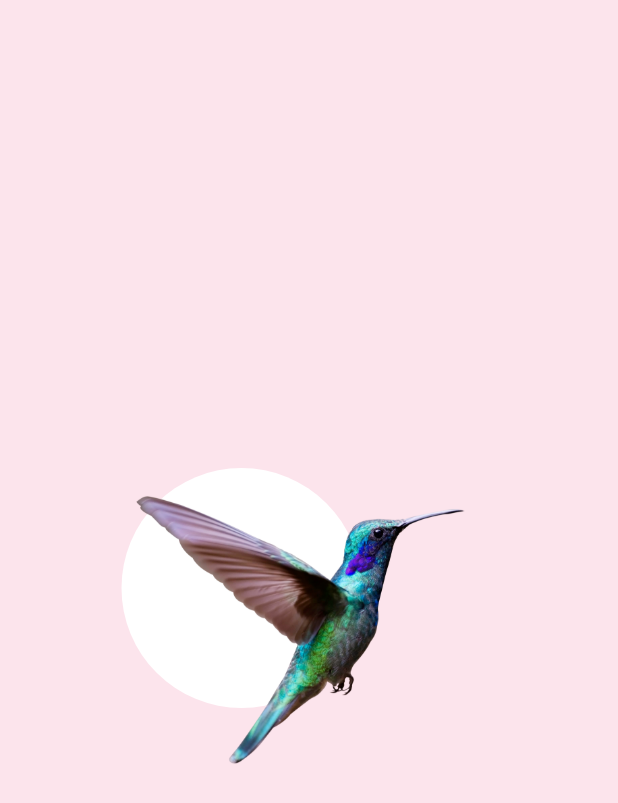
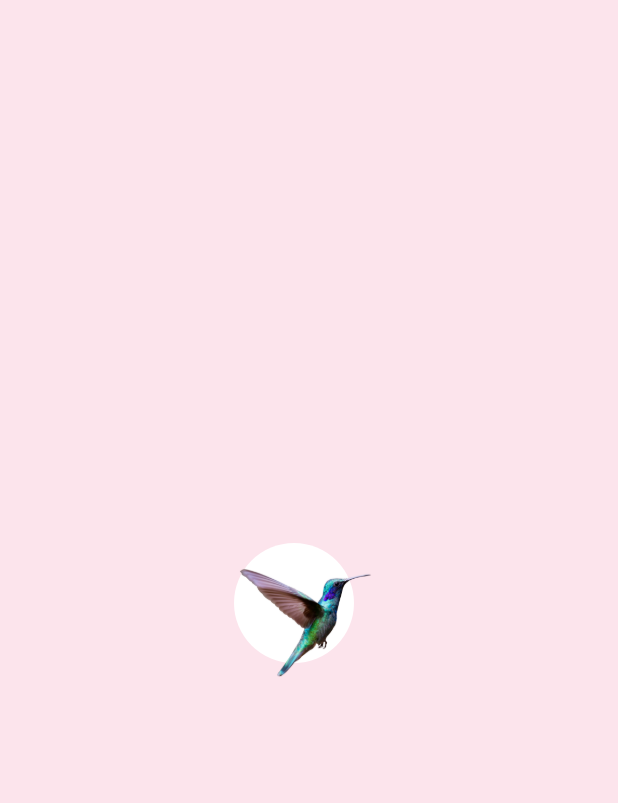
Before and after one commit to reachkritz/MakeAList, a Flutter app: the first screen one second after launch, on a phone screen of 412 x 824 dp. Shown: the top 803 px of the screen. Run offline on Flutter 3.47's test engine with Material 2 defaults, Android fonts, the phone set to English and light mode, and no system bars.

Commit message:
Reducing bird size

```diff
--- a/lib/main.dart
+++ b/lib/main.dart
@@ -10,16 +10,17 @@ class MyApp extends StatelessWidget {
   @override
   Widget build(BuildContext context) {
     return MaterialApp(
+      debugShowCheckedModeBanner: false,
       title: 'Make a List!',
       theme: ThemeData(
         fontFamily: 'Raleway',
         textTheme: Theme.of(context).textTheme.apply(
-              bodyColor: Colors.black,
-              displayColor: Colors.grey[600],
+              bodyColor: Colors.white,
+              displayColor: Colors.white,
             ),
         visualDensity: VisualDensity.adaptivePlatformDensity,
       ),
-      home: MaterialApp(home: BirdSplashScreen()),
+      home: BirdSplashScreen(),
     );
   }
 }
--- a/lib/makealist/splashscreen/BirdSplashScreen.dart
+++ b/lib/makealist/splashscreen/BirdSplashScreen.dart
@@ -27,9 +27,10 @@ class BirdSplashScreenState extends State<BirdSplashScreen>
   @override
   void initState() {
     super.initState();
+    double screensize = 5.0;
     _controller =
-        AnimationController(duration: const Duration(seconds: 4), vsync: this);
-    _animation = IntTween(begin: 0, end: 50)
+        AnimationController(duration: const Duration(seconds: 3), vsync: this);
+    _animation = IntTween(begin: 0, end: 40)
         .animate(CurvedAnimation(parent: _controller, curve: Curves.decelerate))
           ..addListener(() {
             setState(() {
@@ -38,11 +39,11 @@ class BirdSplashScreenState extends State<BirdSplashScreen>
           });
     _offsetAnimation = Tween<Offset>(
       begin: Offset.zero,
-      end: const Offset(1, -1),
+      end: Offset(screensize, -screensize),
     ).animate(CurvedAnimation(
         parent: _controller, curve: Interval(0.5, 1.0, curve: Curves.easeIn)));
     _controller.forward();
-    Future.delayed(Duration(seconds: 4), () {
+    Future.delayed(Duration(seconds: 3), () {
       Navigator.push(context, SlidingRouteBuilder(secondScreen: MyHomePage()));
     });
   }
@@ -52,20 +53,17 @@ class BirdSplashScreenState extends State<BirdSplashScreen>
       children: <Widget>[
         CircleAvatar(
           backgroundColor: Colors.white,
-          radius: 80,
+          radius: 40,
         ),
         SlideTransition(
             position: _offsetAnimation,
-            child: Positioned(
               child: Image.asset(
                 _icons[selected],
-                height: 200,
-                width: 250,
+                height: 100,
+                width: 100,
                 fit: BoxFit.fitWidth,
               ),
-              left: -40,
-              top: -20,
-            ))
+             )
       ],
       overflow: Overflow.visible,
     );
```
Also changed, not shown: lib/makealist/home/MyHomePage.dart (+25 -7 lines).
